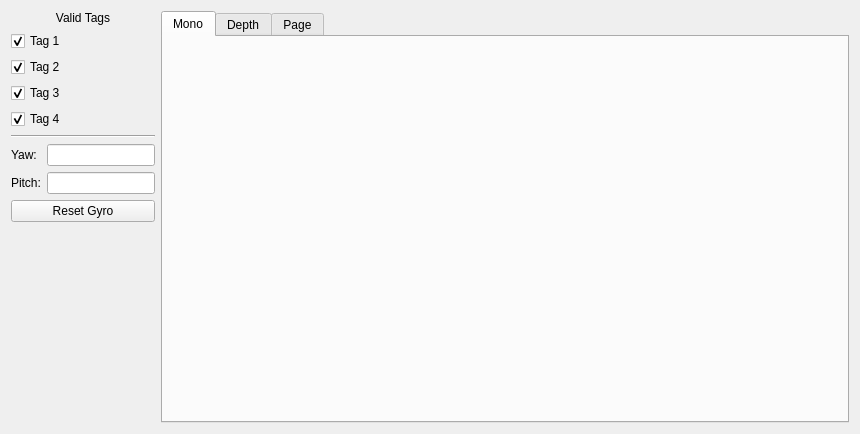
4201VitruvianBots/DepthAIAprilTags, file designer/debugWindow.ui: the form before one commit.
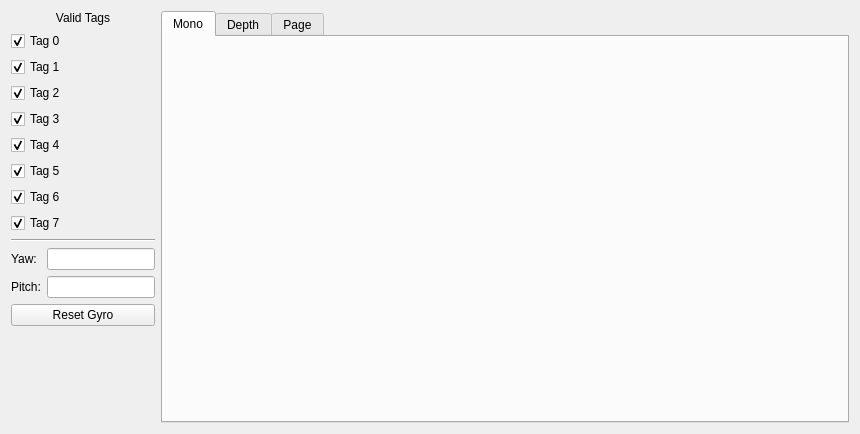
The form after the commit.

Diff of the .ui file:
```diff
--- a/designer/debugWindow.ui
+++ b/designer/debugWindow.ui
@@ -43,6 +43,16 @@
          </property>
         </widget>
        </item>
+       <item>
+        <widget class="QCheckBox" name="tagCheckbox0">
+         <property name="text">
+          <string>Tag 0</string>
+         </property>
+         <property name="checked">
+          <bool>true</bool>
+         </property>
+        </widget>
+       </item>
        <item>
         <widget class="QCheckBox" name="tagCheckbox1">
          <property name="text">
@@ -86,6 +96,36 @@
          </property>
         </widget>
        </item>
+       <item>
+        <widget class="QCheckBox" name="tagCheckbox5">
+         <property name="text">
+          <string>Tag 5</string>
+         </property>
+         <property name="checked">
+          <bool>true</bool>
+         </property>
+        </widget>
+       </item>
+       <item>
+        <widget class="QCheckBox" name="tagCheckbox6">
+         <property name="text">
+          <string>Tag 6</string>
+         </property>
+         <property name="checked">
+          <bool>true</bool>
+         </property>
+        </widget>
+       </item>
+       <item>
+        <widget class="QCheckBox" name="tagCheckbox7">
+         <property name="text">
+          <string>Tag 7</string>
+         </property>
+         <property name="checked">
+          <bool>true</bool>
+         </property>
+        </widget>
+       </item>
        <item>
         <widget class="Line" name="line">
          <property name="orientation">
```
